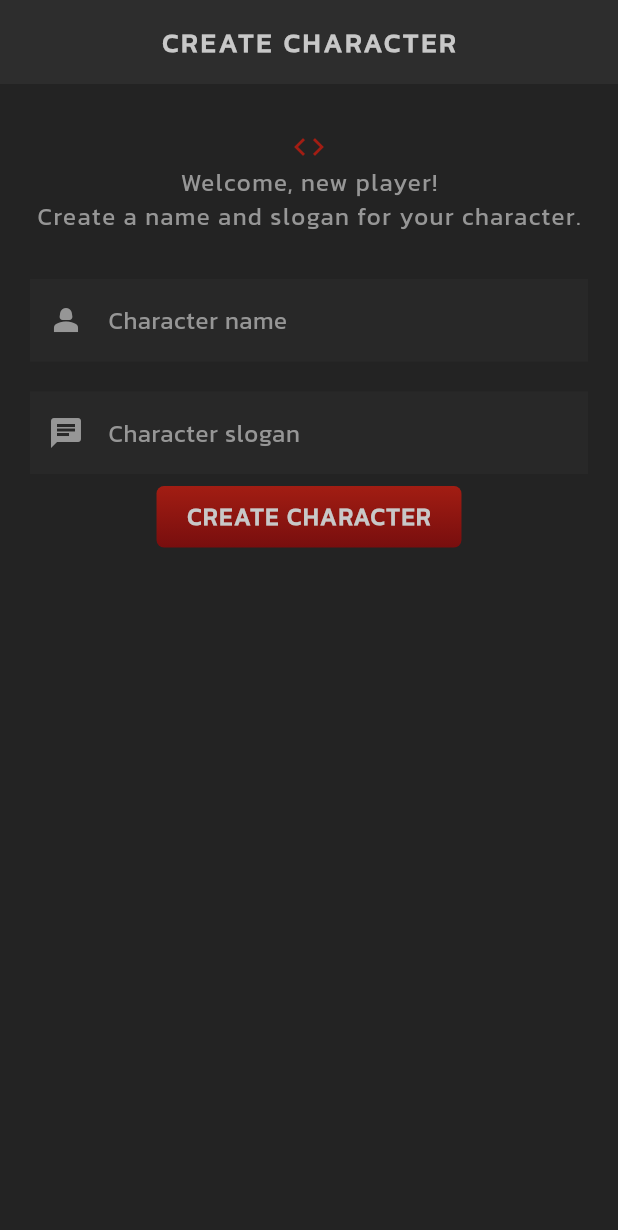
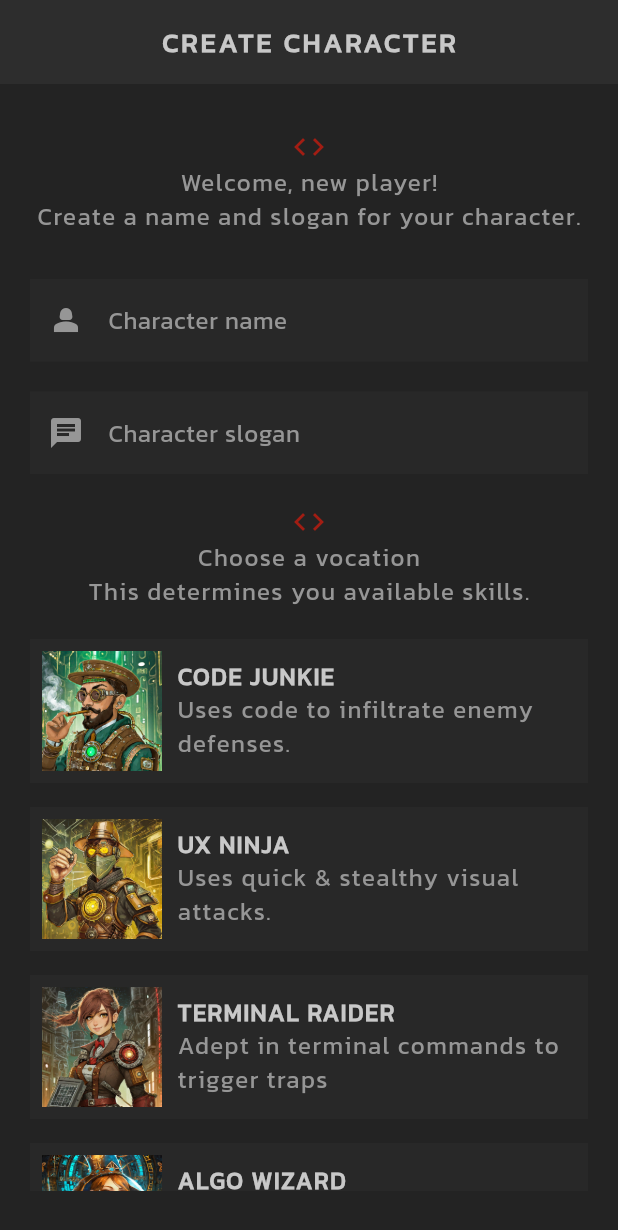
Before and after one commit to smsanagustin/flutter-rpg, a Flutter app: the screen it shows after launch, on a phone screen of 412 x 824 dp. Shown: the top 1230 px of the screen. Run offline on Flutter 3.47's test engine with Material 3 defaults, Android fonts, the phone set to English and light mode, and no system bars.

Commit message:
Add vocation cards

```diff
--- a/lib/screens/create/create.dart
+++ b/lib/screens/create/create.dart
@@ -1,4 +1,6 @@
 import 'package:flutter/material.dart';
+import 'package:flutter_rpg/models/vocation.dart';
+import 'package:flutter_rpg/screens/create/vocation_card.dart';
 import 'package:flutter_rpg/shared/styled_button.dart';
 import 'package:flutter_rpg/shared/styled_text.dart';
 import 'package:flutter_rpg/theme.dart';
@@ -85,6 +87,29 @@ class _CreateState extends State<Create> {
                     ),
                   ),
 
+                  const SizedBox(
+                    height: 20,
+                  ),
+
+                  Center(
+                    child: Icon(Icons.code, color: AppColors.primaryColor),
+                  ),
+                  const Center(
+                    child: StyledText("Choose a vocation"),
+                  ),
+                  const Center(
+                    child: StyledText("This determines you available skills."),
+                  ),
+
+                  const SizedBox(
+                    height: 20,
+                  ),
+
+                  const VocationCard(vocation: Vocation.junkie),
+                  const VocationCard(vocation: Vocation.ninja),
+                  const VocationCard(vocation: Vocation.raider),
+                  const VocationCard(vocation: Vocation.wizard),
+
                   StyledButton(
                       onPressed: handleSubmit,
                       child: const StyledHeading("Create Character"))
--- /dev/null
+++ b/lib/screens/create/vocation_card.dart
@@ -0,0 +1,38 @@
+import 'package:flutter/material.dart';
+import 'package:flutter_rpg/models/vocation.dart';
+import 'package:flutter_rpg/shared/styled_text.dart';
+
+class VocationCard extends StatelessWidget {
+  const VocationCard({required this.vocation, super.key});
+  final Vocation vocation;
+
+  @override
+  Widget build(BuildContext context) {
+    return Card(
+      child: Padding(
+          padding: const EdgeInsets.all(8),
+          child: Row(
+            children: [
+              // vocation img
+              Image.asset(
+                "assets/img/vocations/${vocation.image}",
+                width: 80,
+                colorBlendMode: BlendMode.color,
+              ),
+              const SizedBox(
+                width: 10,
+              ),
+              Expanded(
+                child: Column(
+                  crossAxisAlignment: CrossAxisAlignment.start,
+                  children: [
+                    StyledHeading(vocation.title),
+                    StyledText(vocation.description)
+                  ],
+                ),
+              )
+            ],
+          )),
+    );
+  }
+}
```
